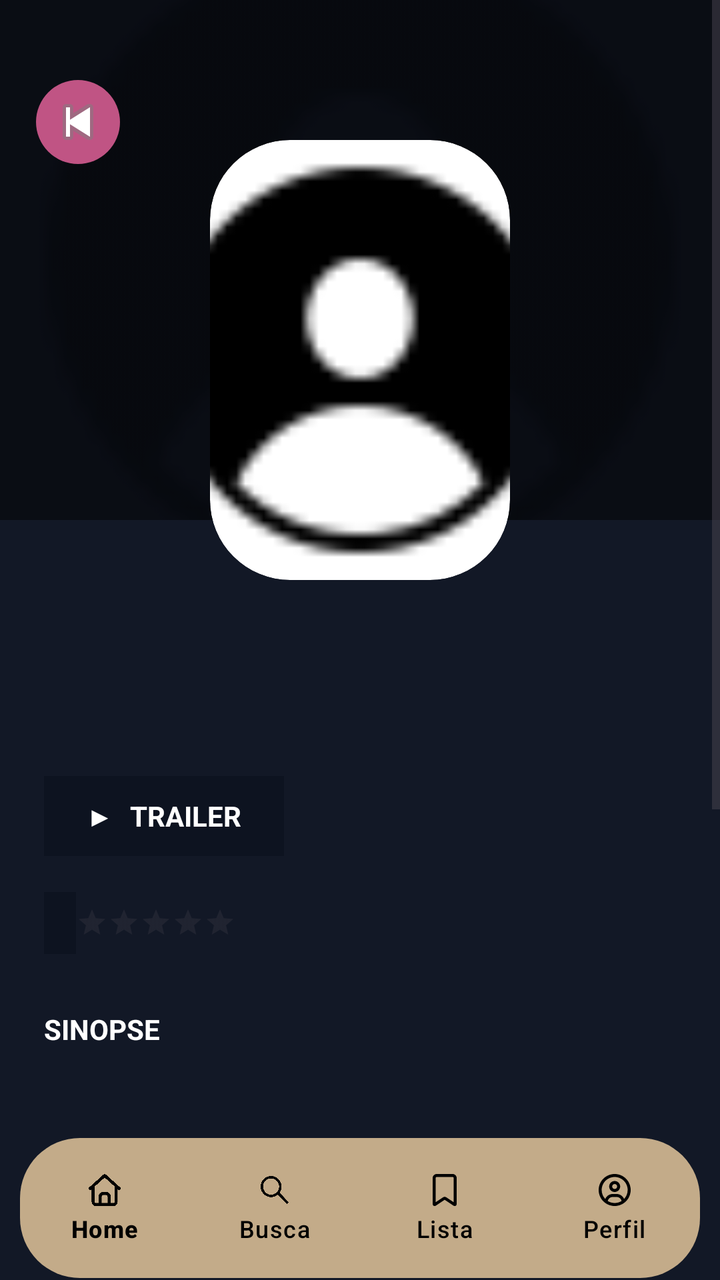
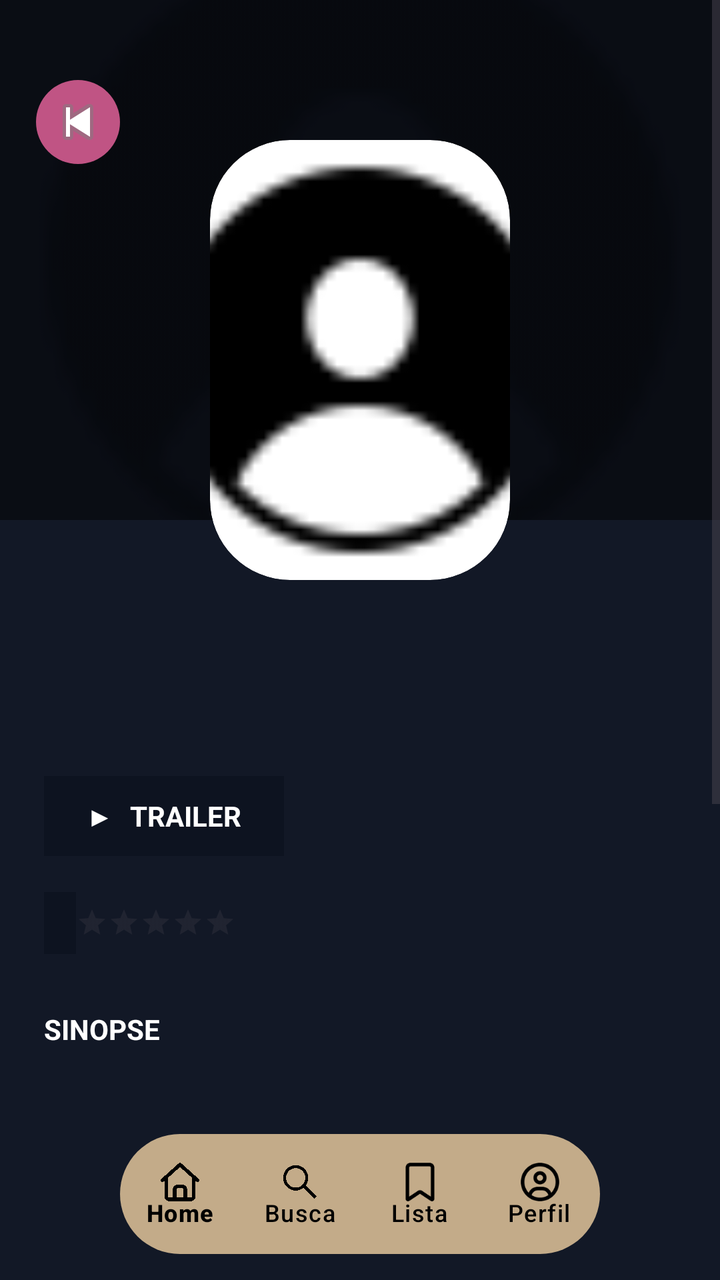

Screens rendered from an Android XML layout before and after an edit, with the pre-edit source and the edit as a unified diff.
<!-- AndroidManifest.xml: application theme Theme.RollView -->
<!-- res/layout/activity_filme.xml -->
<?xml version="1.0" encoding="utf-8"?>
<RelativeLayout xmlns:android="http://schemas.android.com/apk/res/android"
    xmlns:app="http://schemas.android.com/apk/res-auto"
    android:layout_width="match_parent"
    android:layout_height="match_parent"
    android:background="#121826">

    <ScrollView
        android:layout_width="match_parent"
        android:layout_height="match_parent"
        android:layout_above="@id/bottomNav"
        android:fillViewport="true">

        <RelativeLayout
            android:layout_width="match_parent"
            android:layout_height="wrap_content"
            android:paddingBottom="24dp">

            <ImageView
                android:id="@+id/imgBackground"
                android:layout_width="match_parent"
                android:layout_height="260dp"
                android:alpha="0.28"
                android:scaleType="centerCrop"
                android:src="@drawable/user_default" />

            <View
                android:layout_width="match_parent"
                android:layout_height="260dp"
                android:background="#77000000" />

            <ImageButton
                android:id="@+id/btnBack"
                android:layout_width="42dp"
                android:layout_height="42dp"
                android:layout_marginStart="18dp"
                android:layout_marginTop="40dp"
                android:background="@drawable/back_circle"
                android:padding="10dp"
                android:src="@android:drawable/ic_media_previous"
                />

            <ImageView
                android:id="@+id/imgPoster"
                android:layout_width="150dp"
                android:layout_height="220dp"
                android:layout_centerHorizontal="true"
                android:layout_marginTop="70dp"
                android:background="@drawable/poster_rounded"
                android:clipToOutline="true"
                android:outlineProvider="background"
                android:scaleType="centerCrop"
                android:src="@drawable/user_default" />

            <LinearLayout
                android:layout_width="match_parent"
                android:layout_height="wrap_content"
                android:layout_below="@id/imgPoster"
                android:orientation="vertical"
                android:padding="22dp">


                <TextView
                    android:id="@+id/txtTitulo"
                    android:layout_width="wrap_content"
                    android:layout_height="wrap_content"
                    android:text=""
                    android:textColor="#FFFFFF"
                    android:textSize="24sp"
                    android:textStyle="bold" />


                <TextView
                    android:id="@+id/txtInfo"
                    android:layout_width="wrap_content"
                    android:layout_height="wrap_content"
                    android:layout_marginTop="8dp"
                    android:text=""
                    android:textColor="#C05484"
                    android:textSize="13sp"
                    android:textStyle="bold" />

                <LinearLayout
                    android:layout_width="wrap_content"
                    android:layout_height="wrap_content"
                    android:layout_marginTop="18dp"
                    android:gravity="center_vertical"
                    android:orientation="horizontal">

                    <LinearLayout
                        android:id="@+id/Trailer"
                        android:layout_width="120dp"
                        android:layout_height="40dp"
                        android:background="#0D1320"
                        android:gravity="center"
                        android:clickable="true"
                        android:focusable="true"
                        android:orientation="horizontal">

                        <TextView
                            android:layout_width="wrap_content"
                            android:layout_height="wrap_content"
                            android:text="▶"
                            android:textColor="#FFFFFF"
                            android:textSize="14sp" />

                        <TextView
                            android:layout_width="wrap_content"
                            android:layout_height="wrap_content"
                            android:layout_marginStart="8dp"
                            android:text="TRAILER"
                            android:textColor="#FFFFFF"
                            android:textStyle="bold" />

                    </LinearLayout>

                    <TextView
                        android:id="@+id/txtDuracao"
                        android:layout_width="wrap_content"
                        android:layout_height="wrap_content"
                        android:layout_marginStart="12dp"
                        android:text=""
                        android:textColor="#FFFFFF" />

                </LinearLayout>

                <LinearLayout
                    android:layout_width="wrap_content"
                    android:layout_height="wrap_content"
                    android:layout_marginTop="18dp"
                    android:gravity="center_vertical"
                    android:orientation="horizontal">

                    <TextView
                        android:id="@+id/txtNota"
                        android:layout_width="wrap_content"
                        android:layout_height="wrap_content"
                        android:background="#0D1320"
                        android:paddingLeft="8dp"
                        android:paddingTop="6dp"
                        android:paddingRight="8dp"
                        android:paddingBottom="6dp"
                        android:text=""
                        android:textColor="#FFFFFF"
                        android:textStyle="bold" />

                    <RatingBar
                        android:id="@+id/ratingBar"
                        style="?android:attr/ratingBarStyleSmall"
                        android:layout_width="wrap_content"
                        android:layout_height="wrap_content"
                        android:isIndicator="true"
                        android:numStars="5"
                        android:stepSize="0.5" />

                </LinearLayout>

                <TextView
                    android:layout_width="wrap_content"
                    android:layout_height="wrap_content"
                    android:layout_marginTop="28dp"
                    android:text="SINOPSE"
                    android:textColor="#FFFFFF"
                    android:textStyle="bold" />

                <TextView
                    android:id="@+id/txtSinopse"
                    android:layout_width="match_parent"
                    android:layout_height="wrap_content"
                    android:layout_marginTop="14dp"
                    android:text=""
                    android:textColor="#FFFFFF"
                    android:textSize="14sp" />

                <View
                    android:layout_width="match_parent"
                    android:layout_height="1dp"
                    android:layout_marginTop="28dp"
                    android:background="#30343B" />

                <LinearLayout
                    android:id="@+id/btnAvaliar"
                    android:layout_width="match_parent"
                    android:layout_height="54dp"
                    android:layout_marginTop="24dp"
                    android:background="@drawable/pink_button"
                    android:clickable="true"
                    android:focusable="true"
                    android:gravity="center"
                    android:onClick="abrirTelaAvaliacao"
                    android:orientation="horizontal">

                    <TextView
                        android:layout_width="wrap_content"
                        android:layout_height="wrap_content"
                        android:text="+"
                        android:textColor="#FFFFFF"
                        android:textSize="22sp" />

                    <TextView
                        android:layout_width="wrap_content"
                        android:layout_height="wrap_content"
                        android:layout_marginStart="8dp"
                        android:text="Adicionar à lista"
                        android:textColor="#FFFFFF"
                        android:textSize="16sp"
                        android:textStyle="bold" />

                </LinearLayout>

                <LinearLayout
                    android:layout_width="match_parent"
                    android:layout_height="50dp"
                    android:layout_marginTop="24dp"
                    android:gravity="center"
                    android:orientation="horizontal">
                    <TextView
                        android:id="@+id/tabCast"
                        android:layout_width="wrap_content"
                        android:layout_height="wrap_content"
                        android:text="Elenco"
                        android:textColor="#944264"
                        android:textSize="14sp"
                        android:textStyle="bold" />
                    <TextView
                        android:layout_width="wrap_content"
                        android:layout_height="wrap_content"
                        android:layout_marginStart="24sp"
                        android:layout_marginEnd="24sp"
                        android:text="|"
                        android:textColor="#FFFFFF"
                        android:textSize="14sp"
                        android:textStyle="bold"/>
                    <TextView
                        android:id="@+id/tabDirection"
                        android:layout_width="wrap_content"
                        android:layout_height="wrap_content"
                        android:text="Direção"
                        android:textColor="#FFFFFF"
                        android:textSize="14sp"
                        android:textStyle="bold" />

                    <TextView
                        android:layout_width="wrap_content"
                        android:layout_height="wrap_content"
                        android:layout_marginStart="24sp"
                        android:layout_marginEnd="24sp"
                        android:text="|"
                        android:textColor="#FFFFFF"
                        android:textSize="14sp"
                        android:textStyle="bold"/>

                    <TextView
                        android:id="@+id/tabGender"
                        android:layout_width="wrap_content"
                        android:layout_height="wrap_content"
                        android:text="Gênero"
                        android:textColor="#FFFFFF"
                        android:textSize="14sp"
                        android:textStyle="bold" />

                </LinearLayout>
                <androidx.recyclerview.widget.RecyclerView
                    android:id="@+id/recyclerCast"
                    android:layout_width="match_parent"
                    android:layout_height="wrap_content"
                    android:layout_marginTop="16dp"
                    android:nestedScrollingEnabled="false">

                </androidx.recyclerview.widget.RecyclerView>



            </LinearLayout>
        </RelativeLayout>
    </ScrollView>


    <com.google.android.material.bottomnavigation.BottomNavigationView
        android:id="@+id/bottomNav"
        android:layout_width="340dp"
        android:layout_height="70dp"
        android:layout_alignParentBottom="true"
        android:layout_centerHorizontal="true"
        android:layout_marginBottom="1dp"
        android:background="@drawable/navbar_rounded"
        android:paddingTop="4dp"
        android:paddingBottom="4dp"
        app:itemActiveIndicatorStyle="@null"
        app:itemIconSize="20dp"
        app:itemIconTint="@android:color/black"
        app:itemTextColor="@android:color/black"
        app:labelVisibilityMode="labeled"
        app:menu="@menu/bottom_menu" />

</RelativeLayout>
<!-- resources referenced by this layout -->
<resources>
  <!-- drawable back_circle (drawable) -->
  <?xml version="1.0" encoding="utf-8"?>
  <shape xmlns:android="http://schemas.android.com/apk/res/android"
      android:shape="oval">
  
      <solid android:color="#C05484"/>
  
  </shape>
  <!-- drawable navbar_rounded (drawable) -->
  <?xml version="1.0" encoding="utf-8"?>
  <shape xmlns:android="http://schemas.android.com/apk/res/android">
  
      
      <solid android:color="#C3AB89" />
  
      
      <corners
          android:topLeftRadius="30dp"
          android:topRightRadius="30dp"
          android:bottomLeftRadius="30dp"
          android:bottomRightRadius="30dp" />
  
  </shape>
  <!-- drawable pink_button (drawable) -->
  <?xml version="1.0" encoding="utf-8"?>
  <shape xmlns:android="http://schemas.android.com/apk/res/android">
  
      <solid android:color="#C05484"/>
  
      <corners android:radius="18dp"/>
  
  </shape>
  <!-- drawable poster_rounded (drawable) -->
  <?xml version="1.0" encoding="utf-8"?>
  <shape xmlns:android="http://schemas.android.com/apk/res/android">
  
      <corners android:radius="40dp"/>
  
      <solid android:color="#FFFFFF"/>
  
  </shape>
  <!-- drawable user_default: png bitmap (drawable, 832 bytes) -->
  <style name="Theme.RollView" parent="Base.Theme.RollView" />
  <style name="Base.Theme.RollView" parent="Theme.Material3.DayNight.NoActionBar">
          
          
      </style>
</resources>

<!-- the commit's change to res/layout/activity_filme.xml (unified diff, before → after) -->
@@ -15,6 +15,231 @@
             android:layout_width="match_parent"
             android:layout_height="wrap_content"
             android:paddingBottom="24dp">
+
+            <LinearLayout
+                android:layout_width="match_parent"
+                android:layout_height="wrap_content"
+                android:layout_below="@id/imgPoster"
+                android:layout_marginTop="0dp"
+                android:orientation="vertical"
+                android:padding="22dp">
+
+
+                <TextView
+                    android:id="@+id/txtTitulo"
+                    android:layout_width="wrap_content"
+                    android:layout_height="wrap_content"
+                    android:text=""
+                    android:textColor="#FFFFFF"
+                    android:textSize="24sp"
+                    android:textStyle="bold" />
+
+
+                <TextView
+                    android:id="@+id/txtInfo"
+                    android:layout_width="wrap_content"
+                    android:layout_height="wrap_content"
+                    android:layout_marginTop="8dp"
+                    android:text=""
+                    android:textColor="#C05484"
+                    android:textSize="13sp"
+                    android:textStyle="bold" />
+
+                <LinearLayout
+                    android:layout_width="wrap_content"
+                    android:layout_height="wrap_content"
+                    android:layout_marginTop="18dp"
+                    android:gravity="center_vertical"
+                    android:orientation="horizontal">
+
+                    <LinearLayout
+                        android:id="@+id/Trailer"
+                        android:layout_width="120dp"
+                        android:layout_height="40dp"
+                        android:background="#0D1320"
+                        android:clickable="true"
+                        android:focusable="true"
+                        android:gravity="center"
+                        android:orientation="horizontal">
+
+                        <TextView
+                            android:layout_width="wrap_content"
+                            android:layout_height="wrap_content"
+                            android:text="▶"
+                            android:textColor="#FFFFFF"
+                            android:textSize="14sp" />
+
+                        <TextView
+                            android:layout_width="wrap_content"
+                            android:layout_height="wrap_content"
+                            android:layout_marginStart="8dp"
+                            android:text="TRAILER"
+                            android:textColor="#FFFFFF"
+                            android:textStyle="bold" />
+
+                    </LinearLayout>
+
+                    <TextView
+                        android:id="@+id/txtDuracao"
+                        android:layout_width="wrap_content"
+                        android:layout_height="wrap_content"
+                        android:layout_marginStart="12dp"
+                        android:text=""
+                        android:textColor="#FFFFFF" />
+
+                </LinearLayout>
+
+                <LinearLayout
+                    android:layout_width="wrap_content"
+                    android:layout_height="wrap_content"
+                    android:layout_marginTop="18dp"
+                    android:gravity="center_vertical"
+                    android:orientation="horizontal">
+
+                    <TextView
+                        android:id="@+id/txtNota"
+                        android:layout_width="wrap_content"
+                        android:layout_height="wrap_content"
+                        android:background="#0D1320"
+                        android:paddingLeft="8dp"
+                        android:paddingTop="6dp"
+                        android:paddingRight="8dp"
+                        android:paddingBottom="6dp"
+                        android:text=""
+                        android:textColor="#FFFFFF"
+                        android:textStyle="bold" />
+
+                    <RatingBar
+                        android:id="@+id/ratingBar"
+                        style="?android:attr/ratingBarStyleSmall"
+                        android:layout_width="wrap_content"
+                        android:layout_height="wrap_content"
+                        android:isIndicator="true"
+                        android:numStars="5"
+                        android:stepSize="0.5" />
+
+                </LinearLayout>
+
+                <TextView
+                    android:layout_width="wrap_content"
+                    android:layout_height="wrap_content"
+                    android:layout_marginTop="28dp"
+                    android:text="SINOPSE"
+                    android:textColor="#FFFFFF"
+                    android:textStyle="bold" />
+
+                <TextView
+                    android:id="@+id/txtSinopse"
+                    android:layout_width="match_parent"
+                    android:layout_height="wrap_content"
+                    android:layout_marginTop="14dp"
+                    android:text=""
+                    android:textColor="#FFFFFF"
+                    android:textSize="14sp" />
+
+                <View
+                    android:layout_width="match_parent"
+                    android:layout_height="1dp"
+                    android:layout_marginTop="28dp"
+                    android:background="#30343B" />
+
+                <LinearLayout
+                    android:id="@+id/btnAvaliar"
+                    android:layout_width="match_parent"
+                    android:layout_height="54dp"
+                    android:layout_marginTop="24dp"
+                    android:background="@drawable/pink_button"
+                    android:clickable="true"
+                    android:focusable="true"
+                    android:gravity="center"
+                    android:onClick="abrirTelaAvaliacao"
+                    android:orientation="horizontal">
+
+                    <TextView
+                        android:layout_width="wrap_content"
+                        android:layout_height="wrap_content"
+                        android:text="+"
+                        android:textColor="#FFFFFF"
+                        android:textSize="22sp" />
+
+                    <TextView
+                        android:layout_width="wrap_content"
+                        android:layout_height="wrap_content"
+                        android:layout_marginStart="8dp"
+                        android:text="Adicionar à lista"
+                        android:textColor="#FFFFFF"
+                        android:textSize="16sp"
+                        android:textStyle="bold" />
+
+                </LinearLayout>
+
+                <LinearLayout
+                    android:layout_width="match_parent"
+                    android:layout_height="50dp"
+                    android:layout_marginTop="24dp"
+                    android:gravity="center"
+                    android:orientation="horizontal">
+
+                    <TextView
+                        android:id="@+id/tabCast"
+                        android:layout_width="wrap_content"
+                        android:layout_height="wrap_content"
+                        android:text="Elenco"
+                        android:textColor="#944264"
+                        android:textSize="14sp"
+                        android:textStyle="bold" />
+
+                    <TextView
+                        android:layout_width="wrap_content"
+                        android:layout_height="wrap_content"
+                        android:layout_marginStart="24sp"
+                        android:layout_marginEnd="24sp"
+                        android:text="|"
+                        android:textColor="#FFFFFF"
+                        android:textSize="14sp"
+                        android:textStyle="bold" />
+
+                    <TextView
+                        android:id="@+id/tabDirection"
+                        android:layout_width="wrap_content"
+                        android:layout_height="wrap_content"
+                        android:text="Direção"
+                        android:textColor="#FFFFFF"
+                        android:textSize="14sp"
+                        android:textStyle="bold" />
+
+                    <TextView
+                        android:layout_width="wrap_content"
+                        android:layout_height="wrap_content"
+                        android:layout_marginStart="24sp"
+                        android:layout_marginEnd="24sp"
+                        android:text="|"
+                        android:textColor="#FFFFFF"
+                        android:textSize="14sp"
+                        android:textStyle="bold" />
+
+                    <TextView
+                        android:id="@+id/tabGender"
+                        android:layout_width="wrap_content"
+                        android:layout_height="wrap_content"
+                        android:text="Gênero"
+                        android:textColor="#FFFFFF"
+                        android:textSize="14sp"
+                        android:textStyle="bold" />
+
+                </LinearLayout>
+
+                <androidx.recyclerview.widget.RecyclerView
+                    android:id="@+id/recyclerCast"
+                    android:layout_width="match_parent"
+                    android:layout_height="wrap_content"
+                    android:layout_marginTop="16dp"
+                    android:nestedScrollingEnabled="false">
+
+                </androidx.recyclerview.widget.RecyclerView>
+
+
+            </LinearLayout>
 
             <ImageView
                 android:id="@+id/imgBackground"
@@ -52,242 +277,23 @@
                 android:scaleType="centerCrop"
                 android:src="@drawable/user_default" />
 
-            <LinearLayout
-                android:layout_width="match_parent"
-                android:layout_height="wrap_content"
-                android:layout_below="@id/imgPoster"
-                android:orientation="vertical"
-                android:padding="22dp">
-
-
-                <TextView
-                    android:id="@+id/txtTitulo"
-                    android:layout_width="wrap_content"
-                    android:layout_height="wrap_content"
-                    android:text=""
-                    android:textColor="#FFFFFF"
-                    android:textSize="24sp"
-                    android:textStyle="bold" />
-
-
-                <TextView
-                    android:id="@+id/txtInfo"
-                    android:layout_width="wrap_content"
-                    android:layout_height="wrap_content"
-                    android:layout_marginTop="8dp"
-                    android:text=""
-                    android:textColor="#C05484"
-                    android:textSize="13sp"
-                    android:textStyle="bold" />
-
-                <LinearLayout
-                    android:layout_width="wrap_content"
-                    android:layout_height="wrap_content"
-                    android:layout_marginTop="18dp"
-                    android:gravity="center_vertical"
-                    android:orientation="horizontal">
-
-                    <LinearLayout
-                        android:id="@+id/Trailer"
-                        android:layout_width="120dp"
-                        android:layout_height="40dp"
-                        android:background="#0D1320"
-                        android:gravity="center"
-                        android:clickable="true"
-                        android:focusable="true"
-                        android:orientation="horizontal">
-
-                        <TextView
-                            android:layout_width="wrap_content"
-                            android:layout_height="wrap_content"
-                            android:text="▶"
-                            android:textColor="#FFFFFF"
-                            android:textSize="14sp" />
-
-                        <TextView
-                            android:layout_width="wrap_content"
-                            android:layout_height="wrap_content"
-                            android:layout_marginStart="8dp"
-                            android:text="TRAILER"
-                            android:textColor="#FFFFFF"
-                            android:textStyle="bold" />
-
-                    </LinearLayout>
-
-                    <TextView
-                        android:id="@+id/txtDuracao"
-                        android:layout_width="wrap_content"
-                        android:layout_height="wrap_content"
-                        android:layout_marginStart="12dp"
-                        android:text=""
-                        android:textColor="#FFFFFF" />
-
-                </LinearLayout>
-
-                <LinearLayout
-                    android:layout_width="wrap_content"
-                    android:layout_height="wrap_content"
-                    android:layout_marginTop="18dp"
-                    android:gravity="center_vertical"
-                    android:orientation="horizontal">
-
-                    <TextView
-                        android:id="@+id/txtNota"
-                        android:layout_width="wrap_content"
-                        android:layout_height="wrap_content"
-                        android:background="#0D1320"
-                        android:paddingLeft="8dp"
-                        android:paddingTop="6dp"
-                        android:paddingRight="8dp"
-                        android:paddingBottom="6dp"
-                        android:text=""
-                        android:textColor="#FFFFFF"
-                        android:textStyle="bold" />
-
-                    <RatingBar
-                        android:id="@+id/ratingBar"
-                        style="?android:attr/ratingBarStyleSmall"
-                        android:layout_width="wrap_content"
-                        android:layout_height="wrap_content"
-                        android:isIndicator="true"
-                        android:numStars="5"
-                        android:stepSize="0.5" />
-
-                </LinearLayout>
-
-                <TextView
-                    android:layout_width="wrap_content"
-                    android:layout_height="wrap_content"
-                    android:layout_marginTop="28dp"
-                    android:text="SINOPSE"
-                    android:textColor="#FFFFFF"
-                    android:textStyle="bold" />
-
-                <TextView
-                    android:id="@+id/txtSinopse"
-                    android:layout_width="match_parent"
-                    android:layout_height="wrap_content"
-                    android:layout_marginTop="14dp"
-                    android:text=""
-                    android:textColor="#FFFFFF"
-                    android:textSize="14sp" />
-
-                <View
-                    android:layout_width="match_parent"
-                    android:layout_height="1dp"
-                    android:layout_marginTop="28dp"
-                    android:background="#30343B" />
-
-                <LinearLayout
-                    android:id="@+id/btnAvaliar"
-                    android:layout_width="match_parent"
-                    android:layout_height="54dp"
-                    android:layout_marginTop="24dp"
-                    android:background="@drawable/pink_button"
-                    android:clickable="true"
-                    android:focusable="true"
-                    android:gravity="center"
-                    android:onClick="abrirTelaAvaliacao"
-                    android:orientation="horizontal">
-
-                    <TextView
-                        android:layout_width="wrap_content"
-                        android:layout_height="wrap_content"
-                        android:text="+"
-                        android:textColor="#FFFFFF"
-                        android:textSize="22sp" />
-
-                    <TextView
-                        android:layout_width="wrap_content"
-                        android:layout_height="wrap_content"
-                        android:layout_marginStart="8dp"
-                        android:text="Adicionar à lista"
-                        android:textColor="#FFFFFF"
-                        android:textSize="16sp"
-                        android:textStyle="bold" />
-
-                </LinearLayout>
-
-                <LinearLayout
-                    android:layout_width="match_parent"
-                    android:layout_height="50dp"
-                    android:layout_marginTop="24dp"
-                    android:gravity="center"
-                    android:orientation="horizontal">
-                    <TextView
-                        android:id="@+id/tabCast"
-                        android:layout_width="wrap_content"
-                        android:layout_height="wrap_content"
-                        android:text="Elenco"
-                        android:textColor="#944264"
-                        android:textSize="14sp"
-                        android:textStyle="bold" />
-                    <TextView
-                        android:layout_width="wrap_content"
-                        android:layout_height="wrap_content"
-                        android:layout_marginStart="24sp"
-                        android:layout_marginEnd="24sp"
-                        android:text="|"
-                        android:textColor="#FFFFFF"
-                        android:textSize="14sp"
-                        android:textStyle="bold"/>
-                    <TextView
-                        android:id="@+id/tabDirection"
-                        android:layout_width="wrap_content"
-                        android:layout_height="wrap_content"
-                        android:text="Direção"
-                        android:textColor="#FFFFFF"
-                        android:textSize="14sp"
-                        android:textStyle="bold" />
-
-                    <TextView
-                        android:layout_width="wrap_content"
-                        android:layout_height="wrap_content"
-                        android:layout_marginStart="24sp"
-                        android:layout_marginEnd="24sp"
-                        android:text="|"
-                        android:textColor="#FFFFFF"
-                        android:textSize="14sp"
-                        android:textStyle="bold"/>
-
-                    <TextView
-                        android:id="@+id/tabGender"
-                        android:layout_width="wrap_content"
-                        android:layout_height="wrap_content"
-                        android:text="Gênero"
-                        android:textColor="#FFFFFF"
-                        android:textSize="14sp"
-                        android:textStyle="bold" />
-
-                </LinearLayout>
-                <androidx.recyclerview.widget.RecyclerView
-                    android:id="@+id/recyclerCast"
-                    android:layout_width="match_parent"
-                    android:layout_height="wrap_content"
-                    android:layout_marginTop="16dp"
-                    android:nestedScrollingEnabled="false">
-
-                </androidx.recyclerview.widget.RecyclerView>
-
-
-
-            </LinearLayout>
         </RelativeLayout>
     </ScrollView>
 
 
     <com.google.android.material.bottomnavigation.BottomNavigationView
         android:id="@+id/bottomNav"
-        android:layout_width="340dp"
-        android:layout_height="70dp"
+        android:layout_width="300dp"
+        android:layout_height="60dp"
+        android:layout_alignParentStart="true"
+        android:layout_alignParentEnd="true"
         android:layout_alignParentBottom="true"
-        android:layout_centerHorizontal="true"
-        android:layout_marginBottom="1dp"
+        android:layout_marginStart="60dp"
+        android:layout_marginEnd="60dp"
+        android:layout_marginBottom="13dp"
         android:background="@drawable/navbar_rounded"
-        android:paddingTop="4dp"
-        android:paddingBottom="4dp"
         app:itemActiveIndicatorStyle="@null"
-        app:itemIconSize="20dp"
+        app:itemIconSize="24dp"
         app:itemIconTint="@android:color/black"
         app:itemTextColor="@android:color/black"
         app:labelVisibilityMode="labeled"
